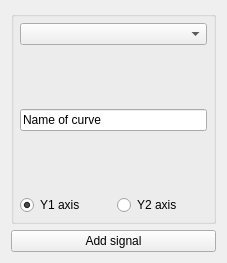
Old version of the form src/dialogs/addregisterwidget.ui in the repository ModbusScope/ModbusScope.
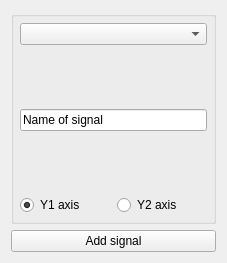
New version of the form.

Commit message: Assign unique default Signal labels, drop leftover "curve" wording

Diff of the .ui file:
```diff
--- a/src/dialogs/addregisterwidget.ui
+++ b/src/dialogs/addregisterwidget.ui
@@ -42,7 +42,7 @@
       <item row="2" column="0" colspan="2">
        <widget class="QLineEdit" name="lineName">
         <property name="text">
-         <string>Name of curve</string>
+         <string>Name of signal</string>
         </property>
        </widget>
       </item>
```
The commit also changes 5 other files.
